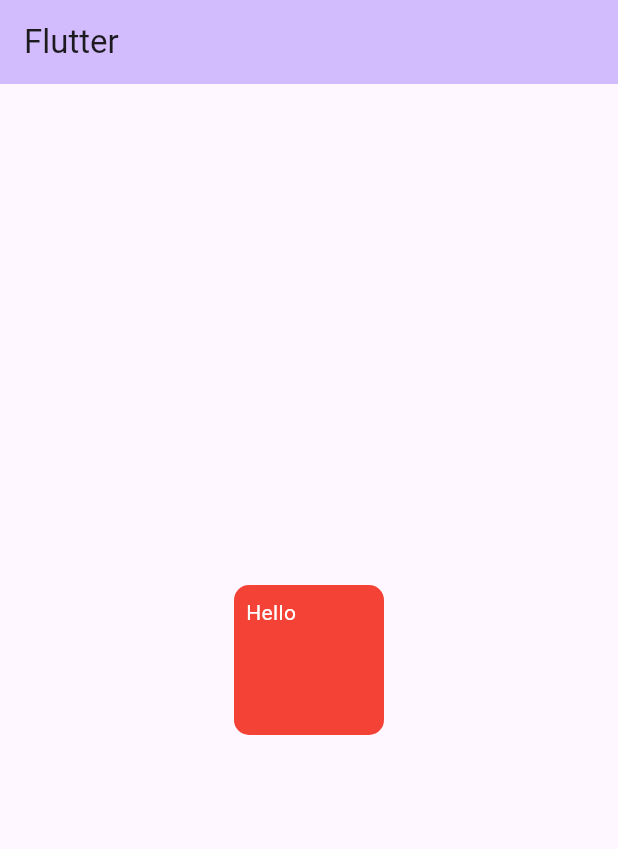
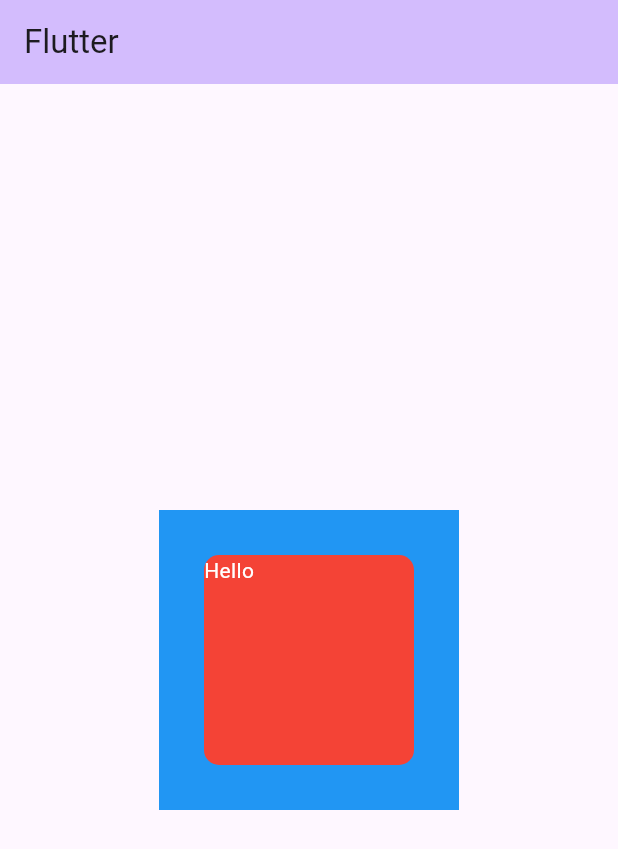
Before and after one commit to Mohamed-Samir-Ibrahim/Practice, a Flutter app: the screen it shows after launch, on a phone screen of 412 x 824 dp. Shown: the top 849 px of the screen. Run offline on Flutter 3.47's test engine with Material 3 defaults, Android fonts, the phone set to English and light mode, and no system bars.

Commit message:
fix: remove padding and added margin in container and wrapped it with another container.

```diff
--- a/lib/basics/container_widget.dart
+++ b/lib/basics/container_widget.dart
@@ -25,9 +25,13 @@ class _ContainerWidgetState extends State<ContainerWidget> {
       ),
       body: Center(
         child: Container(
+          height: 200,
+          width: 200,
+          color: Colors.blue,
+          child: Container(
             height: 100,
             width: 100,
-          padding: EdgeInsets.all(8),
+            margin: EdgeInsets.all(30),
             decoration: BoxDecoration(
               borderRadius: BorderRadius.circular(10),
               color: Colors.red,
@@ -35,6 +39,7 @@ class _ContainerWidgetState extends State<ContainerWidget> {
             child: Text('Hello', style: TextStyle(color: Colors.white)),
           ),
         ),
+      ),
     );
   }
 }
```
Lines whose indentation alone changed are shown as unchanged.
